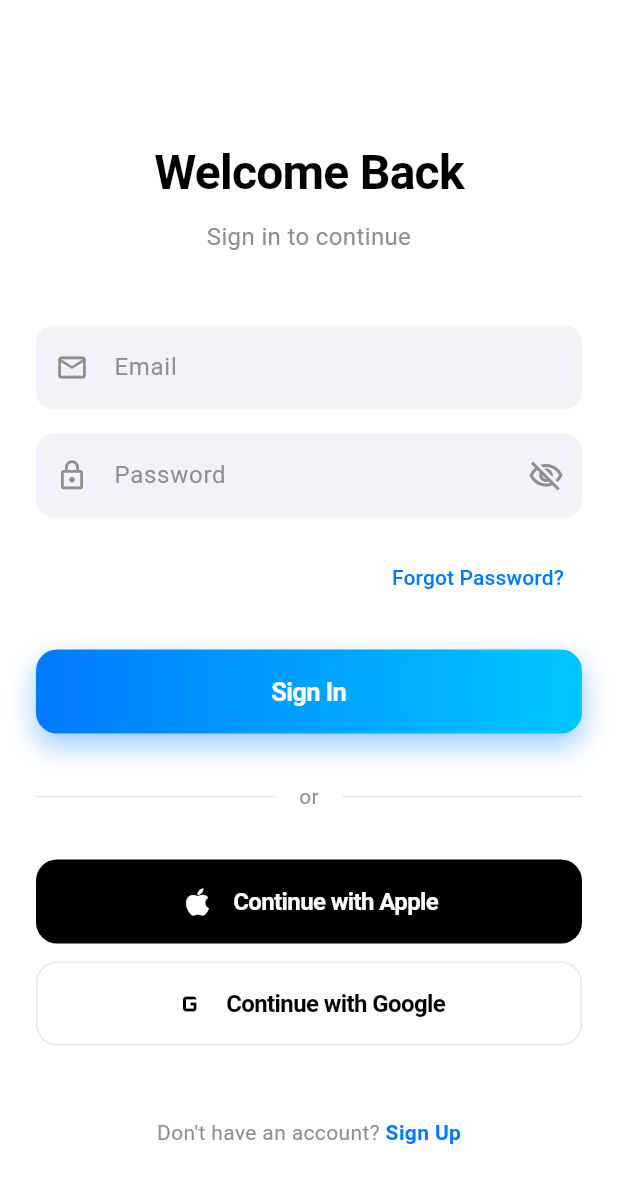
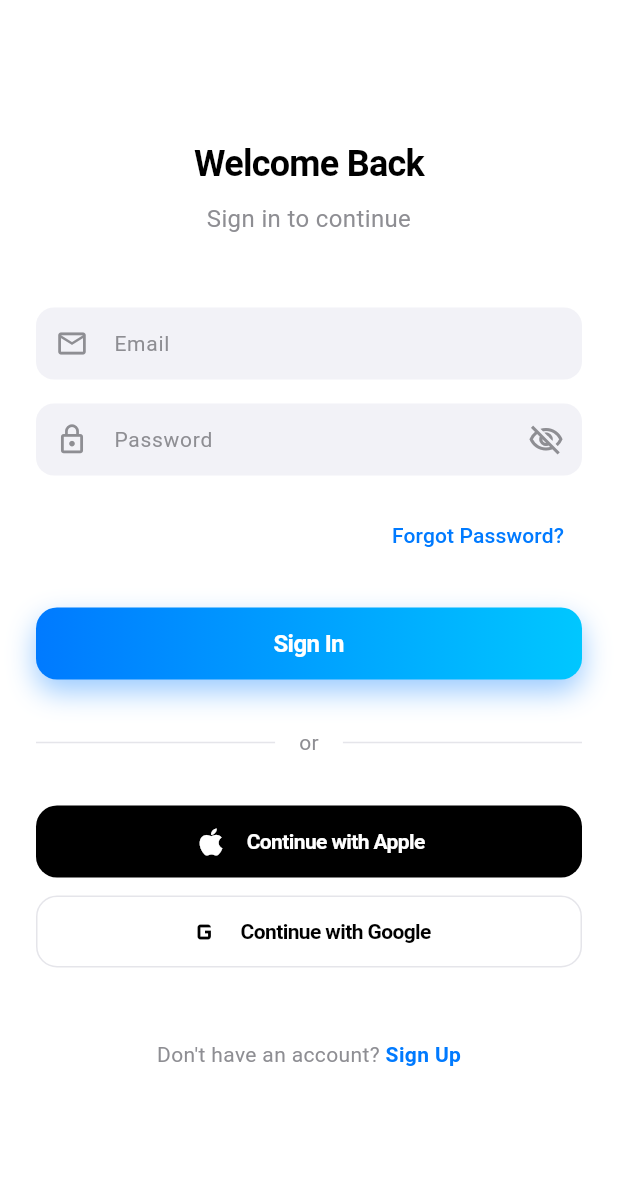
Before and after one commit to pilot32/Price_scrapper-flutter-, a Flutter app: the LoginScreen screen opened directly, on a phone screen of 412 x 824 dp. Shown: the top 1183 px of the screen. Run offline on Flutter 3.47's test engine with Material 3 defaults, Android fonts, the phone set to English and light mode, and no system bars; our stand-ins replace firebase_auth, firebase_core; accounts and stored records are empty; network calls fail.

Commit message:
fixed some more ui

```diff
--- a/lib/screens/login.dart
+++ b/lib/screens/login.dart
@@ -87,7 +87,7 @@ class _LoginScreenState extends State<LoginScreen> {
                 const Text(
                   'Welcome Back',
                   style: TextStyle(
-                    fontSize: 32,
+                    fontSize: 24,
                     fontWeight: FontWeight.bold,
                     color: Color(0xFF000000),
                     letterSpacing: -0.5,
@@ -164,7 +164,7 @@ class _LoginScreenState extends State<LoginScreen> {
 
                 // Sign In Button
                 Container(
-                  height: 56,
+                  height: 48,
                   decoration: BoxDecoration(
                     gradient: const LinearGradient(
                       colors: [Color(0xFF007AFF), Color(0xFF00C7FF)],
@@ -192,7 +192,7 @@ class _LoginScreenState extends State<LoginScreen> {
                           'Sign In',
                           style: TextStyle(
                             color: Colors.white,
-                            fontSize: 17,
+                            fontSize: 16,
                             fontWeight: FontWeight.w600,
                             letterSpacing: -0.4,
                           ),
@@ -312,7 +312,7 @@ class _LoginScreenState extends State<LoginScreen> {
         style: const TextStyle(fontSize: 16, color: Colors.black),
         decoration: InputDecoration(
           hintText: hintText,
-          hintStyle: const TextStyle(color: Color(0xFF8E8E93), fontSize: 16),
+          hintStyle: const TextStyle(color: Color(0xFF8E8E93), fontSize: 14),
           prefixIcon: Icon(
             prefixIcon,
             color: const Color(0xFF8E8E93),
@@ -322,7 +322,7 @@ class _LoginScreenState extends State<LoginScreen> {
           border: InputBorder.none,
           contentPadding: const EdgeInsets.symmetric(
             horizontal: 16,
-            vertical: 16,
+            vertical: 12,
           ),
         ),
       ),
@@ -337,7 +337,7 @@ class _LoginScreenState extends State<LoginScreen> {
     bool hasBorder = false,
   }) {
     return Container(
-      height: 56,
+      height: 48,
       decoration: BoxDecoration(
         color: backgroundColor,
         borderRadius: BorderRadius.circular(14),
@@ -361,7 +361,7 @@ class _LoginScreenState extends State<LoginScreen> {
                 text,
                 style: TextStyle(
                   color: textColor,
-                  fontSize: 16,
+                  fontSize: 14,
                   fontWeight: FontWeight.w600,
                   letterSpacing: -0.4,
                 ),
```
Also changed, not shown: lib/components/product_card.dart (+4 -10 lines), lib/screens/home.dart (+9 -15 lines), lib/screens/price_tracker_home_page.dart (+19 -21 lines).
